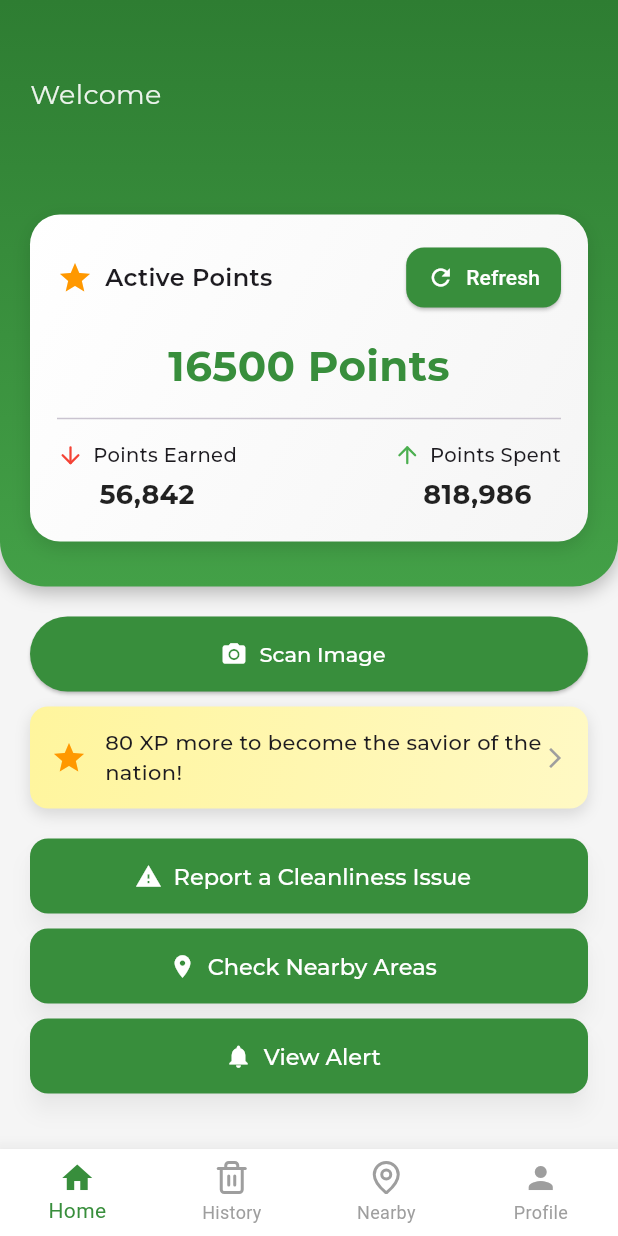
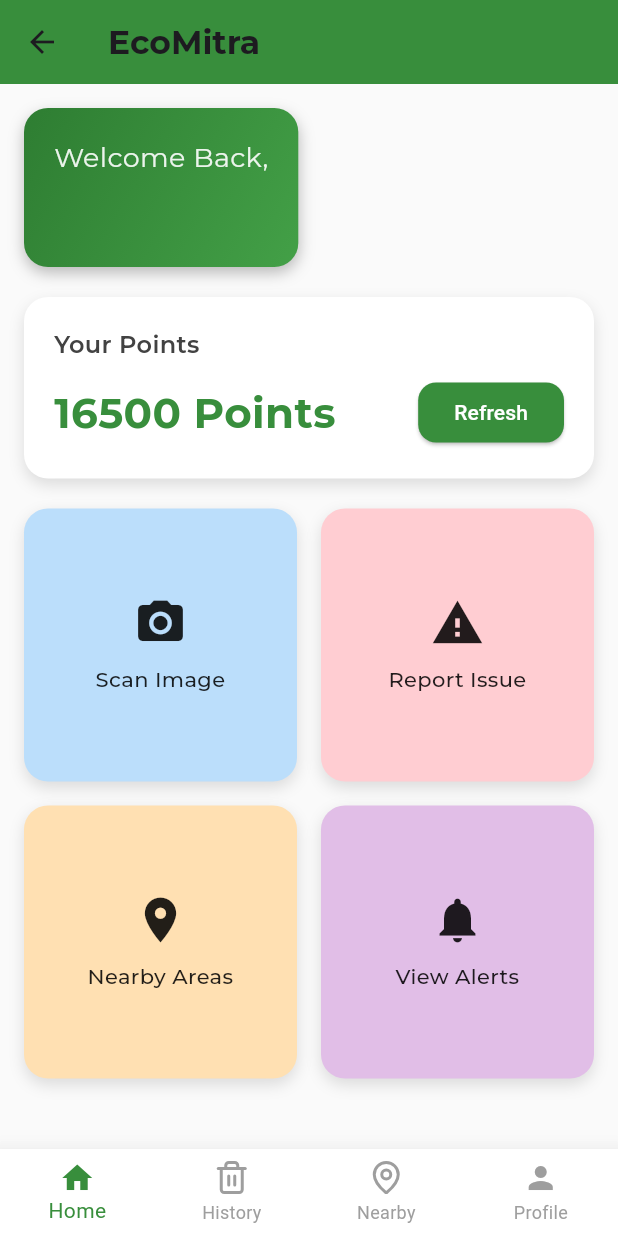
Before and after one commit to danishistired/EcoMitra, a Flutter app: the screen it shows after launch, after a tap on "Continue", on a phone screen of 412 x 824 dp. Run offline on Flutter 3.47's test engine with Material 3 defaults, Android fonts, the phone set to English and light mode, and no system bars; our stand-ins replace flutter_map, geolocator, google_fonts, image_picker, latlong2, lucide_icons.

Commit message:
tried out github copilot to improve visuals

```diff
--- a/lib/home_screen.dart
+++ b/lib/home_screen.dart
@@ -1,6 +1,7 @@
 import 'package:flutter/material.dart';
 import 'package:lucide_icons/lucide_icons.dart';
 import 'package:google_fonts/google_fonts.dart';
+import 'dart:ui';
 import 'scan_screen.dart';
 import 'history_screen.dart';
 import 'nearby_screen.dart';
@@ -34,7 +35,12 @@ class _HomeScreenState extends State<HomeScreen> {
     ];
 
     return Scaffold(
-      backgroundColor: Colors.grey[100],
+      backgroundColor: Colors.grey[50],
+      appBar: AppBar(
+        title: Text("EcoMitra", style: GoogleFonts.montserrat(fontWeight: FontWeight.bold)),
+        backgroundColor: Colors.green.shade700,
+        elevation: 0,
+      ),
       body: _screens[_currentIndex],
       bottomNavigationBar: BottomNavigationBar(
         currentIndex: _currentIndex,
@@ -56,49 +62,46 @@ class _HomeScreenState extends State<HomeScreen> {
 
   Widget _buildMainHome(BuildContext context) {
     return SingleChildScrollView(
+      child: Padding(
+        padding: const EdgeInsets.all(16.0),
         child: Column(
           crossAxisAlignment: CrossAxisAlignment.start,
           children: [
-          _buildHeader(),
+            _buildWelcomeCard(),
             const SizedBox(height: 20),
-          _buildScanButton(),
-          const SizedBox(height: 10),
-          _buildXPCard(),
+            _buildPointsCard(),
             const SizedBox(height: 20),
-          _buildActions(),
+            _buildActionGrid(),
           ],
+        ),
       ),
     );
   }
 
-  Widget _buildHeader() {
+  Widget _buildWelcomeCard() {
     return Container(
-      padding: const EdgeInsets.only(top: 50, left: 20, right: 20, bottom: 30),
+      padding: const EdgeInsets.all(20),
       decoration: BoxDecoration(
         gradient: LinearGradient(
           colors: [Colors.green.shade800, Colors.green.shade600],
-          begin: Alignment.topCenter,
-          end: Alignment.bottomCenter,
+          begin: Alignment.topLeft,
+          end: Alignment.bottomRight,
         ),
-        borderRadius: const BorderRadius.vertical(bottom: Radius.circular(30)),
+        borderRadius: BorderRadius.circular(16),
         boxShadow: const [
-          BoxShadow(color: Colors.black26, blurRadius: 10, offset: Offset(0, 4)),
+          BoxShadow(color: Colors.black26, blurRadius: 8, offset: Offset(0, 4)),
         ],
       ),
       child: Column(
         crossAxisAlignment: CrossAxisAlignment.start,
         children: [
-          Text("Welcome",
+          Text("Welcome Back,",
               style: GoogleFonts.montserrat(
                   fontSize: 18, color: Colors.white.withOpacity(0.9))),
           const SizedBox(height: 5),
           Text(widget.username,
               style: GoogleFonts.montserrat(
-                  fontSize: 26,
-                  fontWeight: FontWeight.w600,
-                  color: Colors.white)),
-          const SizedBox(height: 25),
-          _buildPointsCard(),
+                  fontSize: 24, fontWeight: FontWeight.bold, color: Colors.white)),
         ],
       ),
     );
@@ -106,49 +109,24 @@ class _HomeScreenState extends State<HomeScreen> {
 
   Widget _buildPointsCard() {
     return Container(
-      width: double.infinity,
-      padding: const EdgeInsets.all(18),
+      padding: const EdgeInsets.all(20),
       decoration: BoxDecoration(
-        gradient: LinearGradient(
-          colors: [Colors.white, Colors.grey.shade100],
-          begin: Alignment.topLeft,
-          end: Alignment.bottomRight,
-        ),
-        borderRadius: BorderRadius.circular(20),
+        color: Colors.white,
+        borderRadius: BorderRadius.circular(16),
         boxShadow: const [
-          BoxShadow(color: Colors.black12, blurRadius: 10, offset: Offset(0, 4)),
+          BoxShadow(color: Colors.black12, blurRadius: 8, offset: Offset(0, 4)),
         ],
       ),
       child: Column(
+        crossAxisAlignment: CrossAxisAlignment.start,
         children: [
+          Text("Your Points",
+              style: GoogleFonts.montserrat(
+                  fontSize: 16, fontWeight: FontWeight.w600, color: Colors.grey[800])),
+          const SizedBox(height: 10),
           Row(
             mainAxisAlignment: MainAxisAlignment.spaceBetween,
             children: [
-              Row(
-                children: [
-                  const Icon(Icons.star, color: Colors.orange),
-                  const SizedBox(width: 8),
-                  Text("Active Points",
-                      style: GoogleFonts.montserrat(
-                          fontSize: 16, fontWeight: FontWeight.w600)),
-                ],
-              ),
-              ElevatedButton.icon(
-                onPressed: () {},
-                icon: const Icon(Icons.refresh, size: 18),
-                label: const Text("Refresh"),
-                style: ElevatedButton.styleFrom(
-                  backgroundColor: Colors.green.shade700,
-                  foregroundColor: Colors.white,
-                  padding: const EdgeInsets.symmetric(horizontal: 14, vertical: 10),
-                  shape: RoundedRectangleBorder(
-                    borderRadius: BorderRadius.circular(12),
-                  ),
-                ),
-              ),
-            ],
-          ),
-          const SizedBox(height: 15),
               Text(
                 "$_activePoints Points",
                 style: GoogleFonts.montserrat(
@@ -157,21 +135,16 @@ class _HomeScreenState extends State<HomeScreen> {
                   color: Colors.green.shade700,
                 ),
               ),
-          const Divider(height: 30),
-          Row(
-            mainAxisAlignment: MainAxisAlignment.spaceBetween,
-            children: [
-              _buildStat(
-                icon: LucideIcons.arrowDown,
-                label: "Points Earned",
-                value: "56,842",
-                color: Colors.red,
+              ElevatedButton(
+                onPressed: () {},
+                style: ElevatedButton.styleFrom(
+                  backgroundColor: Colors.green.shade700,
+                  foregroundColor: Colors.white,
+                  shape: RoundedRectangleBorder(
+                    borderRadius: BorderRadius.circular(12),
                   ),
-              _buildStat(
-                icon: LucideIcons.arrowUp,
-                label: "Points Spent",
-                value: "818,986",
-                color: Colors.green,
+                ),
+                child: const Text("Refresh"),
               ),
             ],
           ),
@@ -180,114 +153,55 @@ class _HomeScreenState extends State<HomeScreen> {
     );
   }
 
-  Widget _buildStat({required IconData icon, required String label, required String value, required Color color}) {
-    return Column(
+  Widget _buildActionGrid() {
+    return GridView.count(
+      crossAxisCount: 2,
+      shrinkWrap: true,
+      physics: const NeverScrollableScrollPhysics(),
+      crossAxisSpacing: 16,
+      mainAxisSpacing: 16,
       children: [
-        Row(
-          children: [
-            Icon(icon, color: color, size: 18),
-            const SizedBox(width: 6),
-            Text(label,
-                style: GoogleFonts.montserrat(fontWeight: FontWeight.w500, fontSize: 13)),
-          ],
-        ),
-        const SizedBox(height: 4),
-        Text(value,
-            style: GoogleFonts.montserrat(
-                fontSize: 18, fontWeight: FontWeight.bold, color: Colors.black87)),
-      ],
-    );
-  }
-
-  Widget _buildScanButton() {
-    return Padding(
-      padding: const EdgeInsets.symmetric(horizontal: 20),
-      child: ElevatedButton.icon(
-        onPressed: () {
+        _buildActionCard("Scan Image", Icons.camera_alt, Colors.blue.shade100, () {
           Navigator.push(
             context,
             MaterialPageRoute(
               builder: (context) => ScanScreen(onPointsEarned: _addPoints),
             ),
           );
-        },
-        icon: const Icon(Icons.camera_alt),
-        label: const Text("Scan Image"),
-        style: ElevatedButton.styleFrom(
-          backgroundColor: Colors.green.shade700,
-          foregroundColor: Colors.white,
-          minimumSize: const Size(double.infinity, 50),
-          textStyle: GoogleFonts.montserrat(fontWeight: FontWeight.w500),
-        ),
-      ),
+        }),
+        _buildActionCard("Report Issue", Icons.report_problem, Colors.red.shade100, () {}),
+        _buildActionCard("Nearby Areas", Icons.location_on, Colors.orange.shade100, () {}),
+        _buildActionCard("View Alerts", Icons.notifications, Colors.purple.shade100, () {}),
+      ],
     );
   }
 
-  Widget _buildXPCard() {
-    return Padding(
-      padding: const EdgeInsets.symmetric(horizontal: 20),
+  Widget _buildActionCard(String title, IconData icon, Color color, VoidCallback onTap) {
+    return GestureDetector(
+      onTap: onTap,
       child: Container(
-        padding: const EdgeInsets.all(14),
+        padding: const EdgeInsets.all(16),
         decoration: BoxDecoration(
-          gradient: LinearGradient(
-            colors: [Colors.yellow.shade200, Colors.yellow.shade100],
-            begin: Alignment.topLeft,
-            end: Alignment.bottomRight,
-          ),
-          borderRadius: BorderRadius.circular(12),
+          color: color,
+          borderRadius: BorderRadius.circular(16),
           boxShadow: const [
             BoxShadow(color: Colors.black12, blurRadius: 8, offset: Offset(0, 4)),
           ],
         ),
-        child: Row(
+        child: Column(
+          mainAxisAlignment: MainAxisAlignment.center,
           children: [
-            const Icon(Icons.star, color: Colors.orange),
-            const SizedBox(width: 12),
-            Expanded(
-              child: Text(
-                "80 XP more to become the savior of the nation!",
-                style: GoogleFonts.montserrat(fontSize: 14, fontWeight: FontWeight.w500),
+            Icon(icon, size: 36, color: Colors.black87),
+            const SizedBox(height: 10),
+            Text(
+              title,
+              textAlign: TextAlign.center,
+              style: GoogleFonts.montserrat(
+                  fontSize: 14, fontWeight: FontWeight.w500, color: Colors.black87),
             ),
-            ),
-            const Icon(Icons.arrow_forward_ios, size: 16, color: Colors.grey),
           ],
         ),
       ),
     );
   }
-
-  Widget _buildActions() {
-    return Padding(
-      padding: const EdgeInsets.symmetric(horizontal: 20),
-      child: Column(
-        children: [
-          _buildActionButton("Report a Cleanliness Issue", Icons.report_problem),
-          _buildActionButton("Check Nearby Areas", Icons.location_on),
-          _buildActionButton("View Alert", Icons.notifications),
-        ],
-      ),
-    );
 }
-
-  Widget _buildActionButton(String text, IconData icon) {
-    return Padding(
-      padding: const EdgeInsets.only(bottom: 10),
-      child: ElevatedButton.icon(
-        onPressed: () {},
-        icon: Icon(icon),
-        label: Text(text),
-        style: ElevatedButton.styleFrom(
-          backgroundColor: Colors.green.shade700,
-          foregroundColor: Colors.white,
-          minimumSize: const Size(double.infinity, 50),
-          textStyle: GoogleFonts.montserrat(fontSize: 15, fontWeight: FontWeight.w500),
-          shape: RoundedRectangleBorder(
-            borderRadius: BorderRadius.circular(12),
-          ),
-          shadowColor: Colors.black26,
-          elevation: 6,
-        ),
-      ),
-    );
-  }
-}
```
Lines whose indentation alone changed are shown as unchanged.
